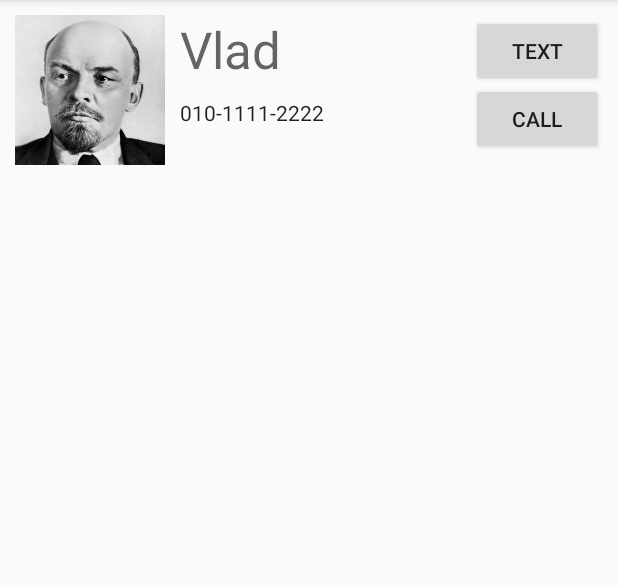
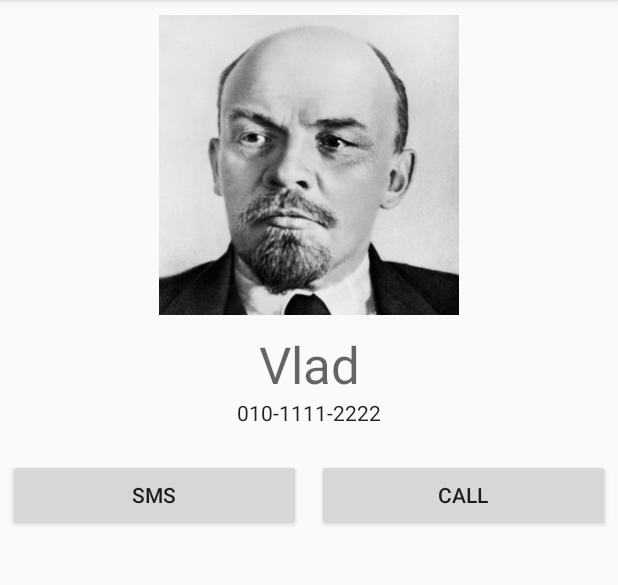
Before and after one commit to YoungsooJang/CS496_proj1, an Android app: the screen it shows after launch (ContactDisplayActivity), after a tap on "Vlad", on a phone screen of 412 x 824 dp, the part 84-669 px from its top. Run offline under Robolectric (Android 15) with nearby library versions, the phone set to English and light mode, and no system bars; 1 statement that could not run was skipped.

Commit message:
Edit contactdisplay layout

```diff
--- a/app/src/main/res/layout/contactdisplay.xml
+++ b/app/src/main/res/layout/contactdisplay.xml
@@ -1,52 +1,60 @@
 <?xml version="1.0" encoding="utf-8"?>
-<RelativeLayout xmlns:android="http://schemas.android.com/apk/res/android"
+<LinearLayout xmlns:android="http://schemas.android.com/apk/res/android"
     xmlns:app="http://schemas.android.com/apk/res-auto"
-    android:layout_width="match_parent" android:layout_height="match_parent">
+    android:layout_width="match_parent"
+    android:layout_height="match_parent">
+
+    <LinearLayout
+        android:orientation="vertical"
+        android:layout_width="match_parent"
+        android:layout_height="match_parent">
 
         <ImageView
-        android:layout_width="100dp"
-        android:layout_height="100dp"
-        app:srcCompat="@drawable/defaultprof"
-        android:id="@+id/imageView1"
-        android:layout_marginLeft="10dp"
-        android:layout_marginTop="10dp"
-        android:layout_alignParentTop="true"
-        android:layout_alignParentStart="true" />
+            android:layout_width="200dp"
+            android:layout_height="200dp"
+            android:layout_margin="10dp"
+            android:layout_gravity="center"
+            android:src="@drawable/defaultprof"
+            android:id="@+id/imageView1" />
 
         <TextView
             android:text="Name"
-        android:layout_width="wrap_content"
+            android:layout_width="match_parent"
             android:layout_height="wrap_content"
-        android:layout_alignTop="@+id/imageView1"
-        android:layout_toEndOf="@+id/imageView1"
-        android:layout_marginStart="10dp"
             android:id="@+id/textView1"
-        android:textAppearance="@style/TextAppearance.AppCompat.Display1" />
+            android:gravity="center"
+            android:textAppearance="@style/TextAppearance.AppCompat.Display1"/>
 
         <TextView
             android:text="Number"
-        android:layout_width="wrap_content"
+            android:layout_width="match_parent"
             android:layout_height="wrap_content"
-        android:layout_below="@+id/textView1"
-        android:layout_alignStart="@+id/textView1"
-        android:layout_marginTop="10dp"
             android:id="@+id/textView2"
+            android:gravity="center"
             android:textAppearance="@style/TextAppearance.AppCompat.Body1" />
 
-    <Button
-        android:text="Text"
-        android:layout_width="wrap_content"
-        android:layout_height="wrap_content"
-        android:layout_marginEnd="10dp"
-        android:id="@+id/button1"
-        android:layout_alignTop="@+id/textView1"
-        android:layout_alignParentEnd="true" />
+        <LinearLayout
+            android:orientation="horizontal"
+            android:layout_width="match_parent"
+            android:layout_height="match_parent"
+            android:layout_marginTop="@dimen/fab_margin">
 
             <Button
-        android:text="Call"
-        android:layout_width="wrap_content"
+                android:text="SMS"
+                android:layout_width="match_parent"
                 android:layout_height="wrap_content"
+                android:layout_margin="5dp"
+                android:id="@+id/button1"
+                android:layout_weight="1" />
+
+            <Button
+                android:text="CALL"
+                android:layout_width="match_parent"
+                android:layout_height="wrap_content"
+                android:layout_margin="5dp"
                 android:id="@+id/button2"
-        android:layout_below="@+id/textView1"
-        android:layout_alignStart="@+id/button1" />
-</RelativeLayout>
+                android:layout_weight="1" />
+        </LinearLayout>
+
+    </LinearLayout>
+</LinearLayout>
```
Lines whose indentation alone changed are shown as unchanged.
